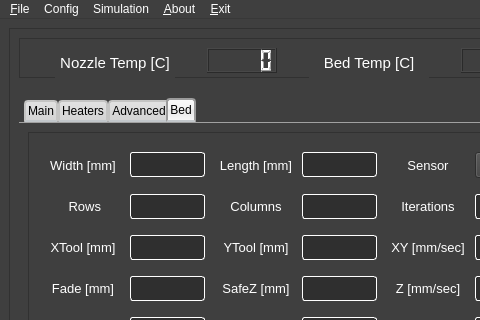
Before: the Qt Designer form Docs/QtDesigner/mainwindow_design.ui in PanagiotisMenounos/3DHex, drawn with Qt 5; both pictures show x 0 to 480 and y 0 to 320 of the 1133 by 619 pixel window.
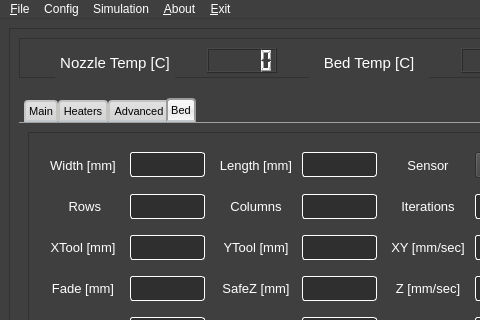
After: the same form once the commit is applied. The open tabs and pages were chosen to show the change.

```diff
--- a/Docs/QtDesigner/mainwindow_design.ui
+++ b/Docs/QtDesigner/mainwindow_design.ui
@@ -410,7 +410,10 @@
 border-bottom-color: #C2C7CB; /* same as the pane color */
 border-top-left-radius: 4px;
 border-top-right-radius: 4px;
+/*min-width: 20ex;*/
 min-width: 20ex;
+max-width: 20ex; /*prevent large width*/
+font-size:11px;
 padding: 2px;
 }
 QTabBar::tab:selected, QTabBar::tab:hover {
```
Left out of the diff: 38 changed lines with no effect on the pictures.
